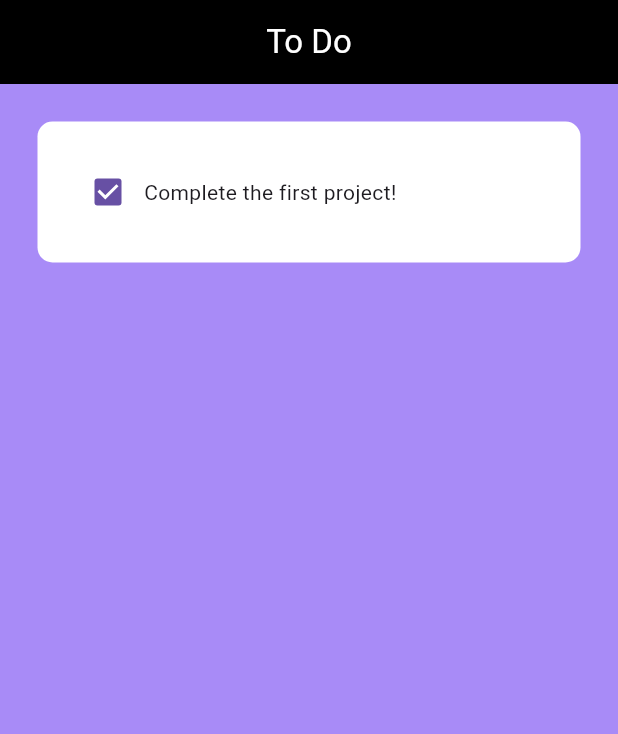
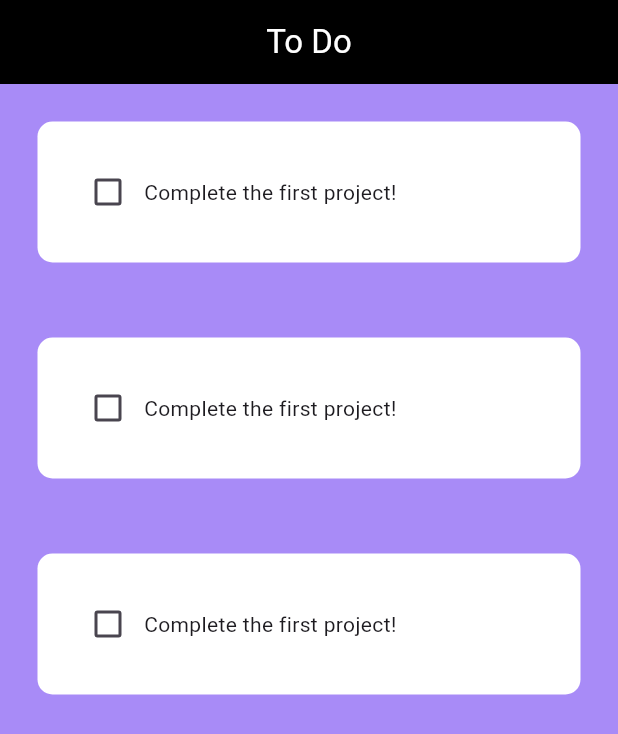
Before and after one commit to CPT-Dawn/Work-Needed-To-Do, a Flutter app: the screen it shows after launch, on a phone screen of 412 x 824 dp. Shown: the top 734 px of the screen. Run offline on Flutter 3.47's test engine with Material 3 defaults, Android fonts, the light colour scheme and no system bars.

Commit message:
added the done and undone feature

```diff
--- a/lib/Pages/home_page.dart
+++ b/lib/Pages/home_page.dart
@@ -9,6 +9,18 @@ class HomePage extends StatefulWidget {
 }
 
 class _HomePageState extends State<HomePage> {
+  List toDoList = [
+    ["Complete the first project!", false],
+    ["Complete the first project!", false],
+    ["Complete the first project!", false],
+  ];
+
+  void checkBoxChanged(bool? value, int index) {
+    setState(() {
+      toDoList[index][1] = !toDoList[index][1];
+    });
+  }
+
   @override
   Widget build(BuildContext context) {
     return Scaffold(
@@ -21,14 +33,15 @@ class _HomePageState extends State<HomePage> {
           style: TextStyle(color: Colors.white),
         ),
       ),
-        body: ListView(
-          children: [
-            ToDoTile(
-              taskName: "Complete the first project!",
-              taskCompleted: true,
-              onChanged: (p0) {},
-            ),
-          ],
-        ));
+      body: ListView.builder(
+          itemCount: toDoList.length,
+          itemBuilder: (context, index) {
+            return ToDoTile(
+              taskName: toDoList[index][0],
+              taskCompleted: toDoList[index][1],
+              onChanged: (value) => checkBoxChanged(value, index),
+            );
+          }),
+    );
   }
 }
```
Lines whose indentation alone changed are shown as unchanged.
